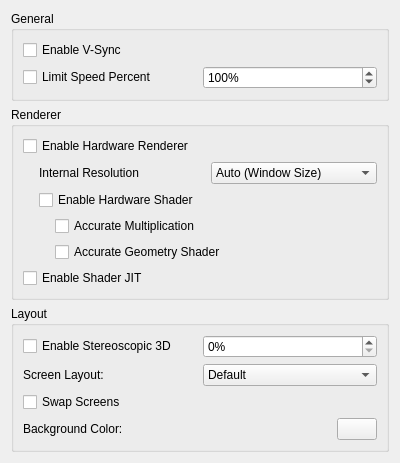
First picture: the form in src/citra_qt/configuration/configure_graphics.ui, repository Filxter/citra-canary, before the edit.
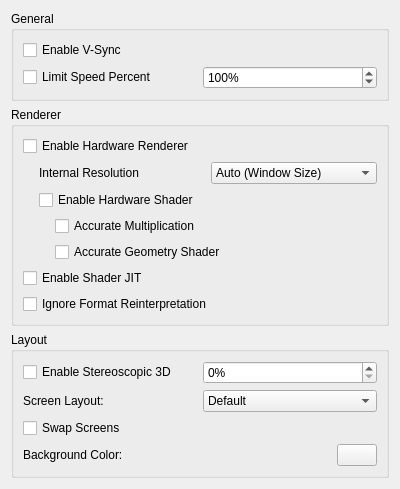
Second picture: the form after the edit.

Commit message: taken2009's ignore format reinterpretation

```diff
--- a/src/citra_qt/configuration/configure_graphics.ui
+++ b/src/citra_qt/configuration/configure_graphics.ui
@@ -219,6 +219,13 @@
         </property>
        </widget>
       </item>
+      <item>
+       <widget class="QCheckBox" name="toggle_format_reinterpret_hack">
+        <property name="text">
+         <string>Ignore Format Reinterpretation</string>
+        </property>
+       </widget>
+      </item>
      </layout>
     </widget>
    </item>
```
The commit also changes 9 other files.
